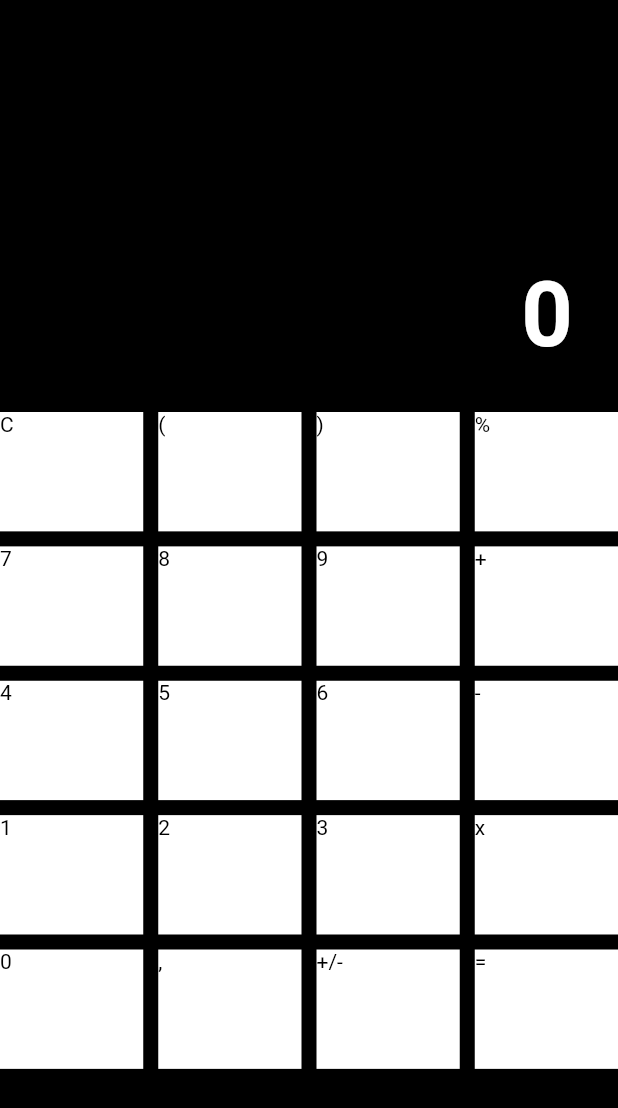
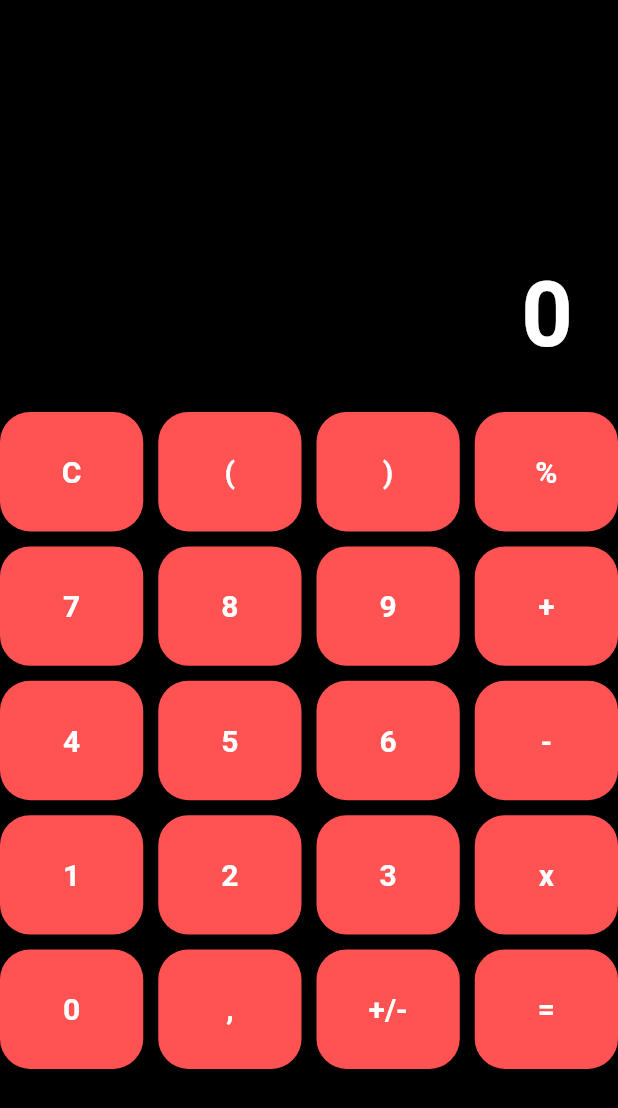
Before and after one commit to musiolmarco/MathApp, a Flutter app: the screen it shows after launch, on a phone screen of 412 x 824 dp. Shown: the top 1108 px of the screen. Run offline on Flutter 3.47's test engine with Material 2 defaults, Android fonts, the light colour scheme and no system bars.

Commit message:
CalculatorButton Styling

```diff
--- a/lib/widgets/calculator/calculator_button.dart
+++ b/lib/widgets/calculator/calculator_button.dart
@@ -1,7 +1,6 @@
 import 'package:flutter/material.dart';
 
 class CalculatorButton extends StatelessWidget {
-
   final Function pressed;
   final String displayValue;
 
@@ -9,14 +8,25 @@ class CalculatorButton extends StatelessWidget {
 
   @override
   Widget build(BuildContext context) {
-    return GestureDetector(
+    return Container(
+      decoration: BoxDecoration(
+          color: Colors.redAccent,
+          borderRadius: BorderRadius.all(Radius.circular(20))),
+      child: GestureDetector(
         onTap: () => pressed(),
         child: Container(
-          color: Colors.white,
-          child: Text(displayValue, style: TextStyle(
-            color: Colors.black,
-          ),),
+          child: Center(
+            child: Text(
+              displayValue,
+              style: TextStyle(
+                color: Colors.white,
+                fontWeight: FontWeight.bold,
+                fontSize: 20,
+              ),
+            ),
+          ),
         ),
+      ),
     );
   }
 }
```
